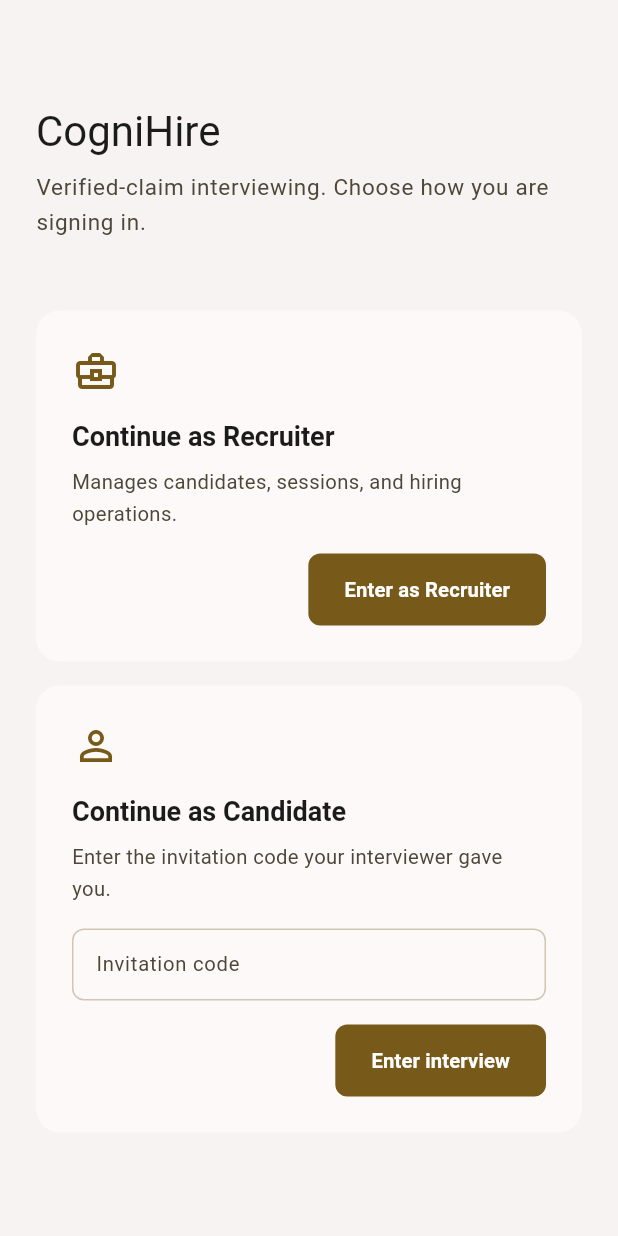
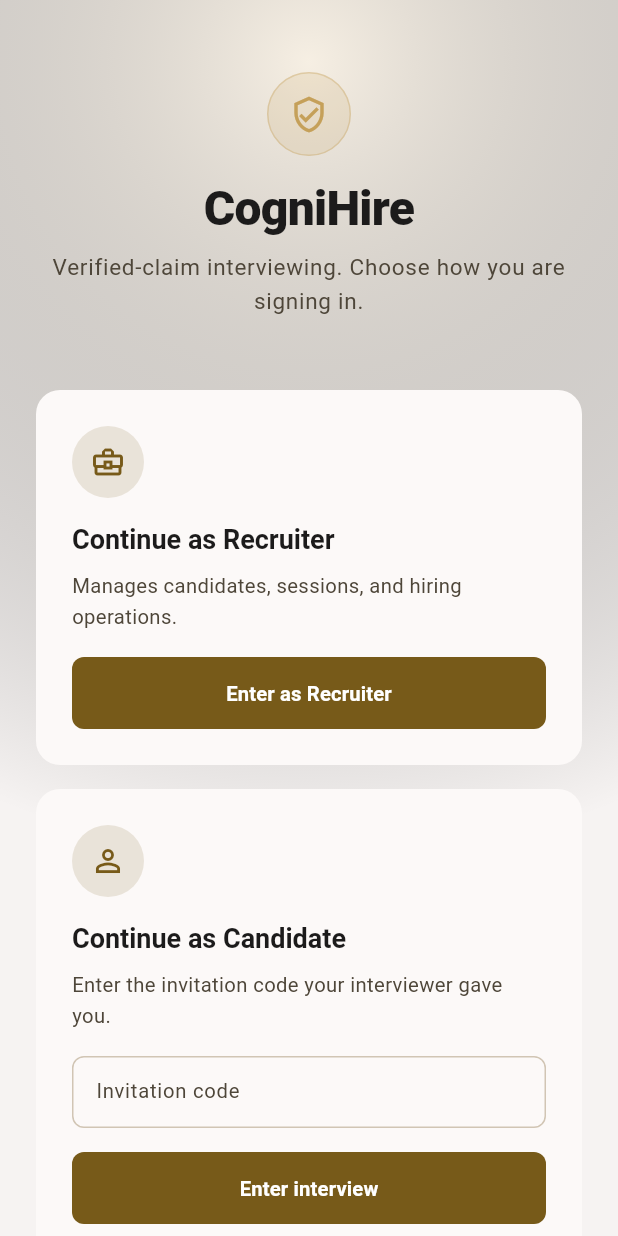
Before and after one commit to devesh-386/cognihire-, a Flutter app: the screen it shows after launch, on a phone screen of 412 x 824 dp. Run offline on Flutter 3.47's test engine with Material 3 defaults, Android fonts, the phone set to English and light mode, and no system bars; our stand-ins replace camera, file_picker, flutter_tts, speech_to_text, supabase_flutter; missing offline and left inert: syncfusion_flutter_pdf; accounts and stored records are empty.

Commit message:
style(auth): redesign the sign-in chooser (Ticket 6b, screen 1)
First screen of the modern-SaaS visual pass, chosen because it's the
first thing anyone sees and the smallest surface to lock the direction on
before applying it elsewhere. No new tokens or re-theme — the existing
Golden Taupe system (warm neutrals, flat outlined cards, AA-checked gold)
was already sound; the "weekend project" feel was in composition, not the
palette.

Changes: centered header with a tinted circular brand mark (same visual
math as the initials avatar already used elsewhere, so it reads as one
language) instead of a left-aligned wordmark; a soft radial brand-tinted
glow behind the header on this one screen (auth is the one place in the
app that can afford to look designed rather than purely functional); each
card's bare icon replaced with the same tinted-badge treatment; full-width
primary buttons instead of small right-aligned ones.

Deliberately did NOT add a Spacer to push each card's button to the
bottom — that pattern crashes with unbounded height constraints on the
narrow (mobile) layout, which has no Expanded/IntrinsicHeight ancestor;
this repo already hit that exact bug once. Verified both the wide and a
390px-wide layout render without a layout error before committing.

Co-Authored-By: Claude Opus 5 <noreply@anthropic.com>

```diff
--- a/lib/features/auth/sign_in_screen.dart
+++ b/lib/features/auth/sign_in_screen.dart
@@ -54,20 +54,39 @@ class SignInScreen extends StatelessWidget {
   @override
   Widget build(BuildContext context) {
     final theme = Theme.of(context);
+    final brand = context.brand;
     return Scaffold(
-      body: Center(
+      // A soft brand-tinted glow behind the header, fading into the ordinary
+      // surface — this is the one screen nobody is "working in", so it can
+      // afford to look designed rather than functional the way the workspace
+      // screens (correctly) do.
+      body: DecoratedBox(
+        decoration: BoxDecoration(
+          gradient: RadialGradient(
+            center: const Alignment(0, -0.9),
+            radius: 1.3,
+            colors: [brand.accentSoft.withValues(alpha: 0.6), Colors.transparent],
+          ),
+        ),
+        child: Center(
           child: SingleChildScrollView(
             padding: const EdgeInsets.all(Spacing.xl),
             child: ConstrainedBox(
-            constraints: const BoxConstraints(maxWidth: 720),
+              constraints: const BoxConstraints(maxWidth: 760),
               child: Column(
                 mainAxisSize: MainAxisSize.min,
-              crossAxisAlignment: CrossAxisAlignment.start,
+                crossAxisAlignment: CrossAxisAlignment.center,
                 children: [
-                Text('CogniHire', style: theme.textTheme.headlineMedium),
+                  const SizedBox(height: Spacing.xl),
+                  _BrandMark(colour: brand.accent),
+                  const SizedBox(height: Spacing.lg),
+                  Text('CogniHire',
+                      style: theme.textTheme.displaySmall,
+                      textAlign: TextAlign.center),
                   const SizedBox(height: Spacing.sm),
                   Text(
                     'Verified-claim interviewing. Choose how you are signing in.',
+                    textAlign: TextAlign.center,
                     style: theme.textTheme.bodyLarge
                         ?.copyWith(color: theme.colorScheme.onSurfaceVariant),
                   ),
@@ -86,8 +105,9 @@ class SignInScreen extends StatelessWidget {
                         ),
                       ];
                       return wide
-                        // IntrinsicHeight so the two cards match height without
-                        // being handed the scroll view's unbounded height.
+                          // IntrinsicHeight so the two cards match height
+                          // without being handed the scroll view's unbounded
+                          // height.
                           ? IntrinsicHeight(
                               child: Row(
                                 crossAxisAlignment: CrossAxisAlignment.stretch,
@@ -112,6 +132,56 @@ class SignInScreen extends StatelessWidget {
             ),
           ),
         ),
+      ),
+    );
+  }
+}
+
+/// The wordmark's icon: a tinted circle, not a bare glyph. Same visual math
+/// as the initials avatar elsewhere in the app (`patterns.dart`) — a
+/// low-alpha fill of [colour] with a slightly stronger border of the same
+/// colour — so the brand mark and the rest of the app read as one language
+/// rather than the login screen inventing its own.
+class _BrandMark extends StatelessWidget {
+  const _BrandMark({required this.colour});
+
+  final Color colour;
+
+  @override
+  Widget build(BuildContext context) {
+    return Container(
+      width: 56,
+      height: 56,
+      alignment: Alignment.center,
+      decoration: BoxDecoration(
+        color: colour.withValues(alpha: 0.16),
+        shape: BoxShape.circle,
+        border: Border.all(color: colour.withValues(alpha: 0.35)),
+      ),
+      child: Icon(Icons.verified_user_outlined, size: 26, color: colour),
+    );
+  }
+}
+
+/// A card header's icon, tinted the same way as [_BrandMark] — every icon on
+/// this screen reads as "badge", not "glyph floating in whitespace".
+class _CardIcon extends StatelessWidget {
+  const _CardIcon({required this.icon, required this.colour});
+
+  final IconData icon;
+  final Color colour;
+
+  @override
+  Widget build(BuildContext context) {
+    return Container(
+      width: 48,
+      height: 48,
+      alignment: Alignment.center,
+      decoration: BoxDecoration(
+        color: colour.withValues(alpha: 0.14),
+        shape: BoxShape.circle,
+      ),
+      child: Icon(icon, size: 24, color: colour),
     );
   }
 }
@@ -136,8 +206,10 @@ class _RecruiterCard extends StatelessWidget {
           child: Column(
             crossAxisAlignment: CrossAxisAlignment.start,
             children: [
-              Icon(Icons.business_center_outlined,
-                  size: 32, color: theme.colorScheme.primary),
+              _CardIcon(
+                icon: Icons.business_center_outlined,
+                colour: theme.colorScheme.tertiary,
+              ),
               const SizedBox(height: Spacing.lg),
               Text('Continue as ${UserRole.recruiter.label}',
                   style: theme.textTheme.titleLarge),
@@ -148,8 +220,8 @@ class _RecruiterCard extends StatelessWidget {
                     ?.copyWith(color: theme.colorScheme.onSurfaceVariant),
               ),
               const SizedBox(height: Spacing.lg),
-              Align(
-                alignment: Alignment.centerRight,
+              SizedBox(
+                width: double.infinity,
                 child: FilledButton(
                   onPressed: onTap,
                   child: Text('Enter as ${UserRole.recruiter.label}'),
@@ -243,7 +315,10 @@ class _CandidateCodeCardState extends State<_CandidateCodeCard> {
         child: Column(
           crossAxisAlignment: CrossAxisAlignment.start,
           children: [
-            Icon(Icons.person_outline, size: 32, color: theme.colorScheme.primary),
+            _CardIcon(
+              icon: Icons.person_outline,
+              colour: theme.colorScheme.tertiary,
+            ),
             const SizedBox(height: Spacing.lg),
             Text('Continue as ${UserRole.candidate.label}',
                 style: theme.textTheme.titleLarge),
@@ -266,8 +341,8 @@ class _CandidateCodeCardState extends State<_CandidateCodeCard> {
                   style: TextStyle(color: theme.colorScheme.error)),
             ],
             const SizedBox(height: Spacing.lg),
-            Align(
-              alignment: Alignment.centerRight,
+            SizedBox(
+              width: double.infinity,
               child: FilledButton(
                 onPressed: _checking ? null : _submit,
                 child: _checking
```
Lines whose indentation alone changed are shown as unchanged.
